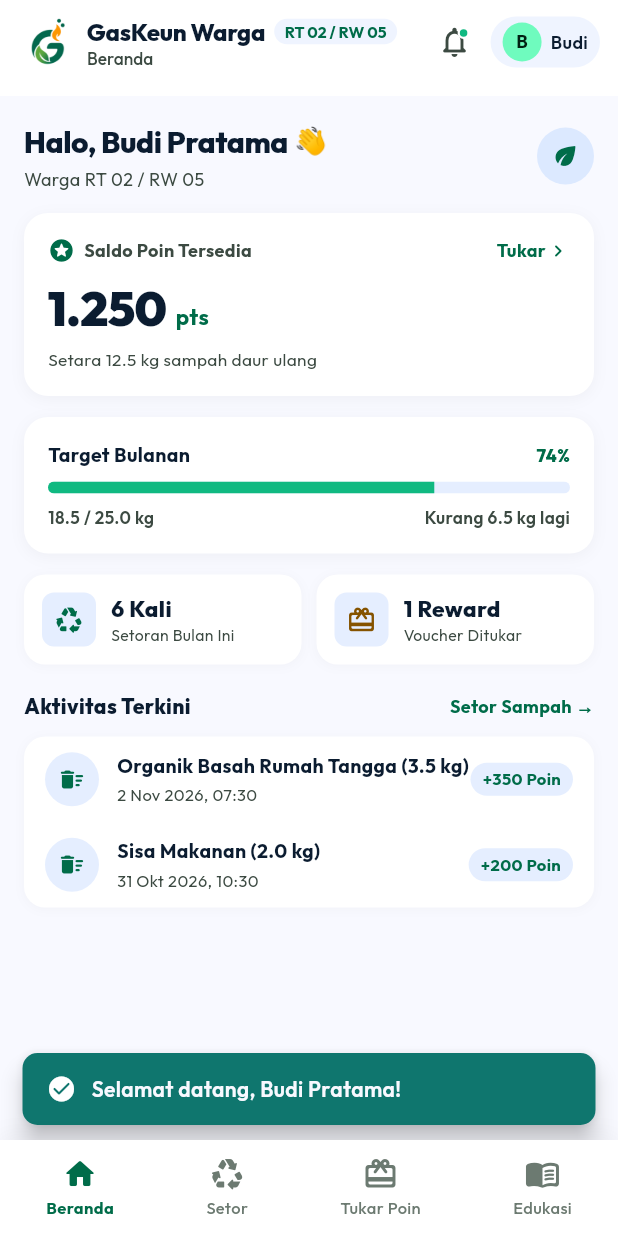
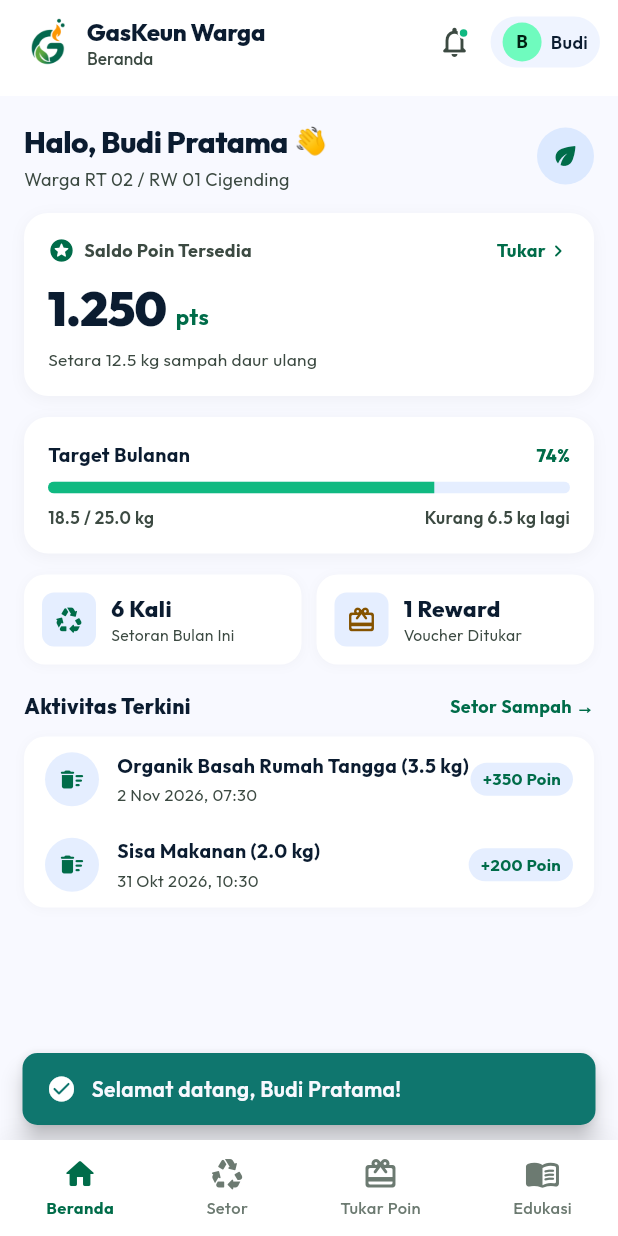
Before and after one commit to Notnoir/mobile-gaskeun, a Flutter app: the screen it shows after launch, after a tap on "Masuk dengan Email", after a tap on "Masuk Sekarang", on a phone screen of 412 x 824 dp. Run offline on Flutter 3.47's test engine with Material 3 defaults, Android fonts, the phone set to English and light mode, and no system bars; our stand-ins replace firebase_auth, firebase_core, fl_chart, google_fonts, google_sign_in, pdf and 1 more; accounts and stored records are empty; network calls fail.

Commit message:
feat: Update the region to RW 01 Cigending and adjust the residents' navbar

```diff
--- a/lib/models/user_model.dart
+++ b/lib/models/user_model.dart
@@ -23,7 +23,7 @@ extension UserRoleExtension on UserRole {
       case UserRole.operator:
         return 'Operator Biodigester';
       case UserRole.pengawas:
-        return 'Ketua RW 05';
+        return 'Ketua RW 01 Cigending';
     }
   }
 }
--- a/lib/providers/app_state.dart
+++ b/lib/providers/app_state.dart
@@ -69,8 +69,8 @@ class AppState extends ChangeNotifier {
   final List<GeneratedReport> _reports = [];
 
   // Machine & Sensors
-  String machineName = 'Biodigester Komunal BD-RW05';
-  String machineLocation = 'Jl. Kenanga RT 02 / RW 05 (Samping Balai Pertemuan)';
+  String machineName = 'Biodigester Komunal BD-RW01';
+  String machineLocation = 'Jl. Kenanga RT 02 / RW 01 Cigending (Samping Balai Pertemuan)';
   bool isMachineOnline = true;
 
   SensorMetric _temperatureMetric = SensorMetric(
@@ -173,7 +173,7 @@ class AppState extends ChangeNotifier {
       email: 'warga@gaskeun.id',
       phone: '0812-3456-7890',
       role: UserRole.warga,
-      rw: 'RW 05',
+      rw: 'RW 01 Cigending',
       rt: 'RT 02',
       points: 1250,
       monthlyTargetKg: 25.0,
@@ -188,7 +188,7 @@ class AppState extends ChangeNotifier {
       email: 'operator@gaskeun.id',
       phone: '0813-9876-5432',
       role: UserRole.operator,
-      rw: 'RW 05',
+      rw: 'RW 01 Cigending',
       rt: 'RT 03',
     );
 
@@ -198,7 +198,7 @@ class AppState extends ChangeNotifier {
       email: 'pengawas@gaskeun.id',
       phone: '0811-2233-4455',
       role: UserRole.pengawas,
-      rw: 'RW 05',
+      rw: 'RW 01 Cigending',
       rt: 'RT 01',
     );
 
@@ -342,17 +342,17 @@ class AppState extends ChangeNotifier {
     _reports.addAll([
       GeneratedReport(
         id: 'rep-08-2026',
-        title: 'Laporan Ekosistem Biodigester RW 05',
+        title: 'Laporan Ekosistem Biodigester RW 01 Cigending',
         period: 'Agustus 2026',
-        fileName: 'Laporan_GasKeun_RW05_Agu_2026.pdf',
+        fileName: 'Laporan_GasKeun_RW01_Agu_2026.pdf',
         fileSize: '412 KB',
         generatedAt: DateTime(2026, 8, 31, 16, 0),
       ),
       GeneratedReport(
         id: 'rep-07-2026',
-        title: 'Laporan Ekosistem Biodigester RW 05',
+        title: 'Laporan Ekosistem Biodigester RW 01 Cigending',
         period: 'Juli 2026',
-        fileName: 'Laporan_GasKeun_RW05_Jul_2026.pdf',
+        fileName: 'Laporan_GasKeun_RW01_Jul_2026.pdf',
         fileSize: '398 KB',
         generatedAt: DateTime(2026, 7, 31, 15, 30),
       ),
@@ -559,7 +559,7 @@ class AppState extends ChangeNotifier {
         email: email,
         phone: phone ?? _wargaProfile.phone,
         role: UserRole.warga,
-        rw: rw ?? 'RW 05',
+        rw: rw ?? 'RW 01 Cigending',
         rt: rt ?? 'RT 02',
         points: _wargaProfile.points,
         monthlyTargetKg: _wargaProfile.monthlyTargetKg,
@@ -590,7 +590,7 @@ class AppState extends ChangeNotifier {
       email: cleanEmail,
       phone: phone.trim(),
       role: UserRole.warga,
-      rw: 'RW 05',
+      rw: 'RW 01 Cigending',
       rt: rt.trim(),
       points: 100, // Reward 100 poin selamat datang untuk warga baru
       monthlyTargetKg: 25.0,
--- a/lib/screens/auth_screen.dart
+++ b/lib/screens/auth_screen.dart
@@ -731,11 +731,11 @@ class _AuthScreenState extends State<AuthScreen> {
                           isExpanded: true,
                           icon: const Icon(Icons.keyboard_arrow_down_rounded, color: Color(0xFF64748B)),
                           items: const [
-                            DropdownMenuItem(value: 'RT 01', child: Text('Wilayah RT 01 / RW 05', style: TextStyle(fontSize: 13))),
-                            DropdownMenuItem(value: 'RT 02', child: Text('Wilayah RT 02 / RW 05', style: TextStyle(fontSize: 13))),
-                            DropdownMenuItem(value: 'RT 03', child: Text('Wilayah RT 03 / RW 05', style: TextStyle(fontSize: 13))),
-                            DropdownMenuItem(value: 'RT 04', child: Text('Wilayah RT 04 / RW 05', style: TextStyle(fontSize: 13))),
-                            DropdownMenuItem(value: 'RT 05', child: Text('Wilayah RT 05 / RW 05', style: TextStyle(fontSize: 13))),
+                            DropdownMenuItem(value: 'RT 01', child: Text('Wilayah RT 01 / RW 01 Cigending', style: TextStyle(fontSize: 13))),
+                            DropdownMenuItem(value: 'RT 02', child: Text('Wilayah RT 02 / RW 01 Cigending', style: TextStyle(fontSize: 13))),
+                            DropdownMenuItem(value: 'RT 03', child: Text('Wilayah RT 03 / RW 01 Cigending', style: TextStyle(fontSize: 13))),
+                            DropdownMenuItem(value: 'RT 04', child: Text('Wilayah RT 04 / RW 01 Cigending', style: TextStyle(fontSize: 13))),
+                            DropdownMenuItem(value: 'RT 05', child: Text('Wilayah RT 05 / RW 01 Cigending', style: TextStyle(fontSize: 13))),
                           ],
                           onChanged: (val) {
                             if (val != null) setState(() => _regRt = val);
--- a/lib/screens/pengawas/tabs/pengawas_dashboard_tab.dart
+++ b/lib/screens/pengawas/tabs/pengawas_dashboard_tab.dart
@@ -31,7 +31,7 @@ class _PengawasDashboardTabState extends State<PengawasDashboardTab> {
             mainAxisAlignment: MainAxisAlignment.spaceBetween,
             children: [
               const Text(
-                'Ringkasan Kinerja RW 05',
+                'Ringkasan Kinerja RW 01 Cigending',
                 style: TextStyle(fontSize: 16, fontWeight: FontWeight.bold),
               ),
               Container(
--- a/lib/screens/pengawas/tabs/pengawas_laporan_tab.dart
+++ b/lib/screens/pengawas/tabs/pengawas_laporan_tab.dart
@@ -45,10 +45,10 @@ class _PengawasLaporanTabState extends State<PengawasLaporanTab> {
         year: _selectedYear,
       );
 
-      final fileName = 'Laporan_GasKeun_RW05_${_selectedMonth}_$_selectedYear.pdf';
+      final fileName = 'Laporan_GasKeun_RW01_${_selectedMonth}_$_selectedYear.pdf';
       final newReport = GeneratedReport(
         id: 'rep-${DateTime.now().millisecondsSinceEpoch}',
-        title: 'Laporan Ekosistem Biodigester RW 05',
+        title: 'Laporan Ekosistem Biodigester RW 01 Cigending',
         period: '$_selectedMonth $_selectedYear',
         fileName: fileName,
         fileSize: '425 KB',
--- a/lib/screens/warga/tabs/warga_setor_tab.dart
+++ b/lib/screens/warga/tabs/warga_setor_tab.dart
@@ -73,14 +73,14 @@ class _WargaSetorTabState extends State<WargaSetorTab> {
       } else {
         if (mounted) {
           ScaffoldMessenger.of(context).showSnackBar(
-            const SnackBar(content: Text('Membuka rute ke TPS RW 05...')),
+            const SnackBar(content: Text('Membuka rute ke TPS RW 01 Cigending...')),
           );
         }
       }
     } catch (_) {
       if (mounted) {
         ScaffoldMessenger.of(context).showSnackBar(
-          const SnackBar(content: Text('Menavigasi ke TPS RW 05')),
+          const SnackBar(content: Text('Menavigasi ke TPS RW 01 Cigending')),
         );
       }
     }
@@ -498,7 +498,7 @@ class _WargaSetorTabState extends State<WargaSetorTab> {
                     crossAxisAlignment: CrossAxisAlignment.start,
                     children: const [
                       Text(
-                        'TPS Biodigester RW 05',
+                        'TPS Biodigester RW 01 Cigending',
                         style: TextStyle(fontSize: 13, fontWeight: FontWeight.w700, color: AppColors.onSurface),
                       ),
                       Text(
--- a/lib/screens/warga/tabs/warga_tukar_tab.dart
+++ b/lib/screens/warga/tabs/warga_tukar_tab.dart
@@ -122,7 +122,7 @@ class _WargaTukarTabState extends State<WargaTukarTab> {
             ),
             const SizedBox(height: 6),
             Text(
-              'Voucher untuk ${item.name} siap diambil di TPS RW 05.',
+              'Voucher untuk ${item.name} siap diambil di TPS RW 01 Cigending.',
               textAlign: TextAlign.center,
               style: const TextStyle(fontSize: 12.5, color: AppColors.onSurfaceVariant),
             ),
@@ -353,7 +353,7 @@ class _WargaTukarTabState extends State<WargaTukarTab> {
                             ),
                             const SizedBox(width: 5),
                             const Text(
-                              'Siap Diambil di TPS RW 05',
+                              'Siap Diambil di TPS RW 01 Cigending',
                               style: TextStyle(
                                 fontSize: 10.5,
                                 fontWeight: FontWeight.w700,
--- a/lib/services/pdf_report_service.dart
+++ b/lib/services/pdf_report_service.dart
@@ -42,7 +42,7 @@ class PdfReportService {
                     crossAxisAlignment: pw.CrossAxisAlignment.start,
                     children: [
                       pw.Text(
-                        'GASKEUN RW 05',
+                        'GASKEUN RW 01 CIGENDING',
                         style: pw.TextStyle(
                           fontSize: 20,
                           fontWeight: pw.FontWeight.bold,
@@ -58,7 +58,7 @@ class PdfReportService {
                         ),
                       ),
                       pw.Text(
-                        'Kelurahan Sukajaya, Kecamatan Mandiri — Wilayah RW 05',
+                        'Kelurahan Cigending, Kecamatan Ujungberung — Wilayah RW 01',
                         style: const pw.TextStyle(
                           fontSize: 9,
                           color: PdfColors.grey600,
@@ -230,10 +230,10 @@ class PdfReportService {
                   crossAxisAlignment: pw.CrossAxisAlignment.center,
                   children: [
                     pw.Text('Mengetahui,', style: const pw.TextStyle(fontSize: 10)),
-                    pw.Text('Ketua RW 05', style: pw.TextStyle(fontSize: 11, fontWeight: pw.FontWeight.bold)),
+                    pw.Text('Ketua RW 01 Cigending', style: pw.TextStyle(fontSize: 11, fontWeight: pw.FontWeight.bold)),
                     pw.SizedBox(height: 40),
                     pw.Text('( Bu Sari Handayani )', style: pw.TextStyle(fontWeight: pw.FontWeight.bold)),
-                    pw.Text('ID: RW-05-SRI', style: const pw.TextStyle(fontSize: 9, color: PdfColors.grey600)),
+                    pw.Text('ID: RW-01-SRI', style: const pw.TextStyle(fontSize: 9, color: PdfColors.grey600)),
                   ],
                 ),
                 pw.Column(
--- a/lib/widgets/app_header.dart
+++ b/lib/widgets/app_header.dart
@@ -162,7 +162,7 @@ class AppHeader extends StatelessWidget implements PreferredSizeWidget {
                     child: Icon(Icons.local_shipping_outlined, color: AppColors.primary),
                   ),
                   title: Text('Voucher Digestate Siap Diambil', style: TextStyle(fontSize: 13, fontWeight: FontWeight.w600)),
-                  subtitle: Text('Tunjukkan kode VCR-7429 ke petugas TPS RW 05.', style: TextStyle(fontSize: 11)),
+                  subtitle: Text('Tunjukkan kode VCR-7429 ke petugas TPS RW 01 Cigending.', style: TextStyle(fontSize: 11)),
                 ),
               ] else ...[
                 const ListTile(
@@ -224,8 +224,6 @@ class AppHeader extends StatelessWidget implements PreferredSizeWidget {
           Column(
             crossAxisAlignment: CrossAxisAlignment.start,
             children: [
-              Row(
-                children: [
               const Text(
                 'GasKeun Warga',
                 style: TextStyle(
@@ -234,24 +232,6 @@ class AppHeader extends StatelessWidget implements PreferredSizeWidget {
                   color: AppColors.onSurface,
                   letterSpacing: -0.2,
                 ),
-                  ),
-                  const SizedBox(width: 6),
-                  Container(
-                    padding: const EdgeInsets.symmetric(horizontal: 7, vertical: 2),
-                    decoration: BoxDecoration(
-                      color: AppColors.surfaceContainerLow,
-                      borderRadius: BorderRadius.circular(12),
-                    ),
-                    child: Text(
-                      '${profile.rt} / ${profile.rw}',
-                      style: const TextStyle(
-                        fontSize: 10.5,
-                        fontWeight: FontWeight.w700,
-                        color: AppColors.primary,
-                      ),
-                    ),
-                  ),
-                ],
               ),
               Text(
                 customTitle ?? 'Portal Warga',
```
Also changed, not shown: flutter_01.png (deleted), 2 other files. Lines whose indentation alone changed are shown as unchanged.
